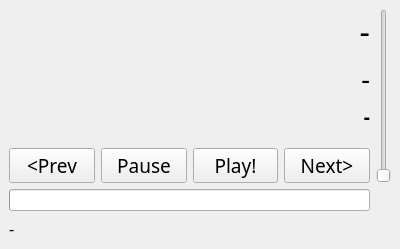
First picture: the form in mainwindow.ui, repository sironitomas/qt-spotify, before the edit.
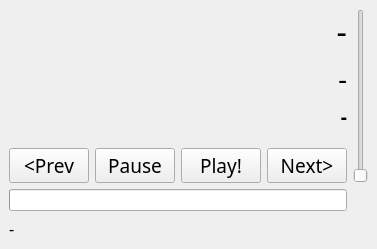
Second picture: the form after the edit.

Commit message: Makes window size fixed

Patch:
```diff
--- a/mainwindow.ui
+++ b/mainwindow.ui
@@ -6,12 +6,12 @@
    <rect>
     <x>0</x>
     <y>0</y>
-    <width>400</width>
-    <height>225</height>
+    <width>371</width>
+    <height>222</height>
    </rect>
   </property>
   <property name="sizePolicy">
-   <sizepolicy hsizetype="Expanding" vsizetype="Expanding">
+   <sizepolicy hsizetype="Fixed" vsizetype="Fixed">
     <horstretch>0</horstretch>
     <verstretch>0</verstretch>
    </sizepolicy>
```
The commit also changes 1 other file.
